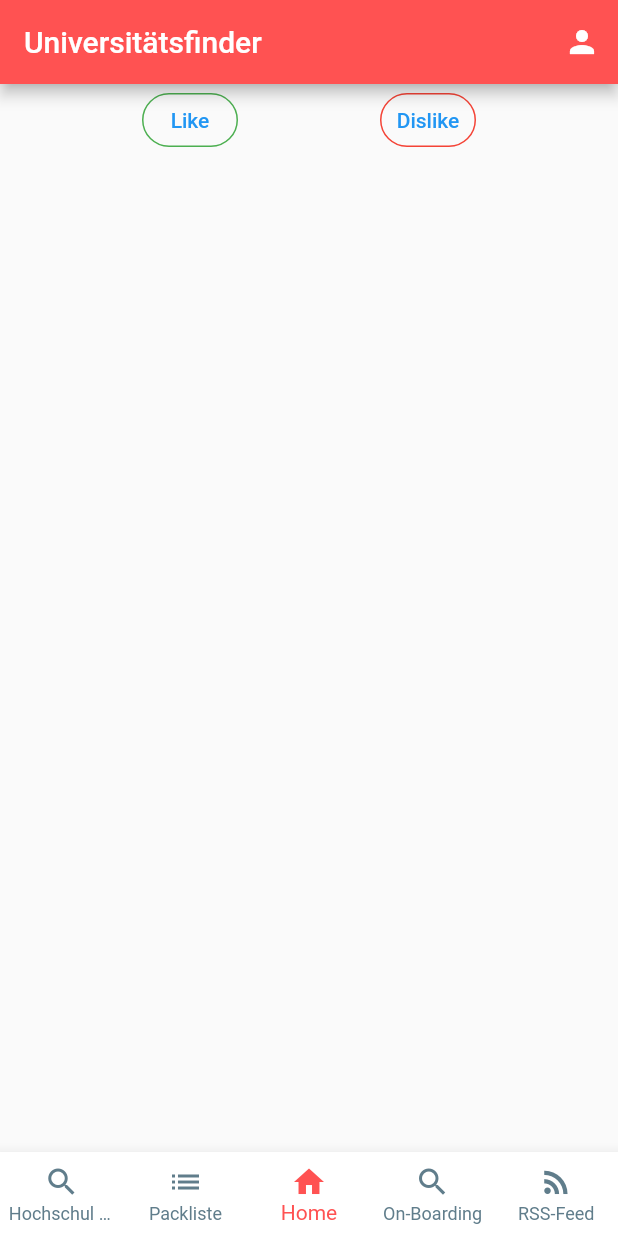
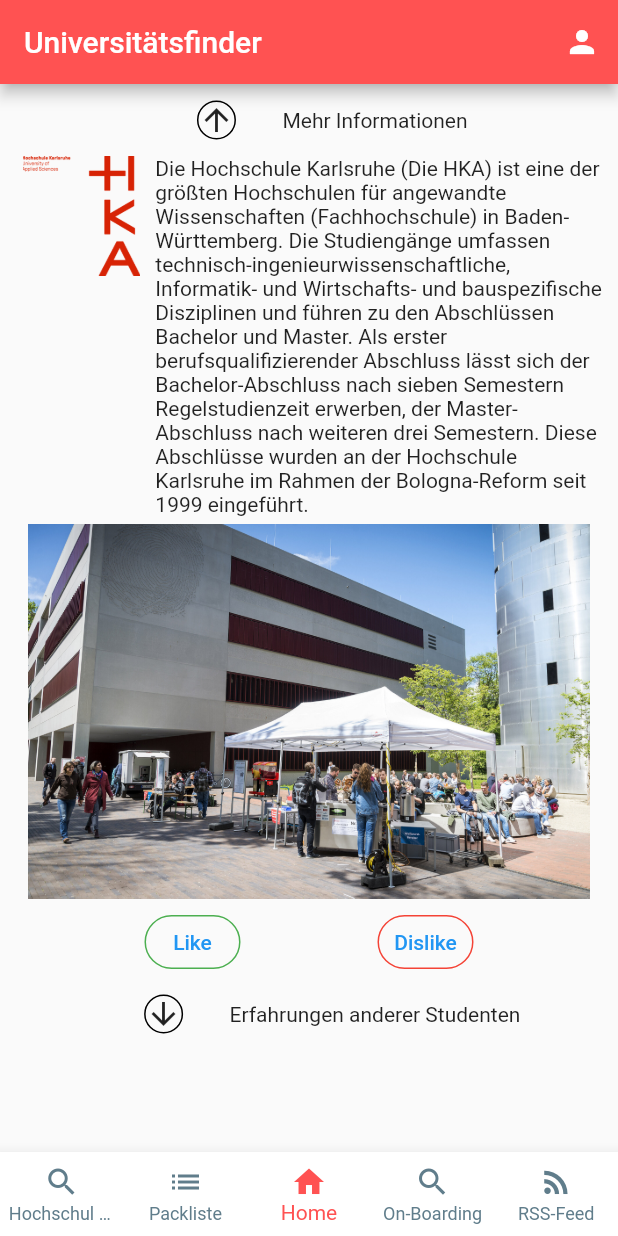
Before and after one commit to RaJoBra/UniPaiSity, a Flutter app: the Universities screen opened directly, on a phone screen of 412 x 824 dp. Run offline on Flutter 3.47's test engine with Material 2 defaults, Android fonts, the phone set to English and light mode, and no system bars; our stand-ins replace cached_network_image, flutter_html, ionicons; missing offline and left inert: webfeed; network calls fail.

Commit message:
Implemented static university page

```diff
--- a/uniparcity/lib/Profil/ProfileForm.dart
+++ b/uniparcity/lib/Profil/ProfileForm.dart
@@ -132,7 +132,7 @@ class Profilform extends StatelessWidget {
                       eMailAdress: mailController.text,
                     );
 
-                    String id = await handler.createStudent(CreateStudent);
+                    // String id = await handler.createStudent(CreateStudent);
 
                     sleep(const Duration(seconds:2));
 
--- a/uniparcity/lib/Profil/profil.dart
+++ b/uniparcity/lib/Profil/profil.dart
@@ -81,7 +81,7 @@ class _ProfilState extends State<Profil> {
               mainAxisAlignment: MainAxisAlignment.spaceAround,
               children: [
                 FutureBuilder<Student>(
-                  future: handler.getStudentWithId(),
+                  // future: handler.getStudentWithId(),
                   builder: (context, snapshot) {
                     if (snapshot.data == null) {
                       return Container(
--- a/uniparcity/lib/University/universities.dart
+++ b/uniparcity/lib/University/universities.dart
@@ -46,48 +46,130 @@ class _UniversitiesState extends State<Universities> {
                 MaterialPageRoute(builder: (context) => const Profil()),
               );
             },
-            icon: Icon(Icons.person),
+            icon: const Icon(Icons.person),
           ),
         ],
       ),
-      body: Column(
-
-        children: [
-          Column(
-            mainAxisAlignment: MainAxisAlignment.end,
+      body: SingleChildScrollView(
+        child: Padding(
+          padding: const EdgeInsets.symmetric(horizontal: 5, vertical: 0),
+          child: Column(
             children: [
               Row(
+                mainAxisAlignment: MainAxisAlignment.center,
+                children: [
+                  MaterialButton(
+                    onPressed: () {},
+                    child: Ink(
+                      decoration: BoxDecoration(
+                        border:
+                        Border.all(color: Colors.black, width: 1.0),
+                        shape: BoxShape.circle,
+                      ),
+                      child: const Icon(Icons.arrow_upward),
+                    ),
+                  ),
+                  Row(
+                    crossAxisAlignment: CrossAxisAlignment.center,
+                    children: const [
+                      Text('Mehr Informationen')
+                    ],
+                  )
+                ],
+              ),
+              Padding(
+                padding: EdgeInsets.symmetric(vertical: 0, horizontal: 0),
+                child: Row(
+                  mainAxisAlignment: MainAxisAlignment.center,
+                  crossAxisAlignment: CrossAxisAlignment.start,
+                  children: [
+                    Padding(
+                        padding: const EdgeInsets.symmetric(horizontal: 10),
+                        child: Image.asset('assets/HKA_Logo_Gesamt-v_RGB.png',
+                            height: 80)),
+                    const Flexible(
+                      child: Text('Die Hochschule Karlsruhe (Die HKA) ist eine '
+                          'der größten Hochschulen für angewandte Wissenschaften '
+                          '(Fachhochschule) in Baden-Württemberg. '
+                          'Die Studiengänge umfassen technisch-ingenieurwissenschaftliche, '
+                          'Informatik- und Wirtschafts- und bauspezifische Disziplinen '
+                          'und führen zu den Abschlüssen Bachelor und Master. '
+                          'Als erster berufsqualifizierender Abschluss lässt sich '
+                          'der Bachelor-Abschluss nach sieben Semestern '
+                          'Regelstudienzeit erwerben, der Master-Abschluss nach '
+                          'weiteren drei Semestern. Diese Abschlüsse wurden an der '
+                          'Hochschule Karlsruhe im Rahmen der Bologna-Reform '
+                          'seit 1999 eingeführt.'),
+                    )
+                  ],
+                ),
+              ),
+              Padding(
+                padding: EdgeInsets.symmetric(vertical: 5),
+                child: Row(
+                  mainAxisAlignment: MainAxisAlignment.center,
+                  children: [
+                    Image.asset(
+                        'assets/hochschule-karlsruhe-technik-wirtschaft.jpg',
+                        height: 250),
+                  ],
+                ),
+              ),
+              Row(
                 mainAxisAlignment: MainAxisAlignment.spaceEvenly,
+                crossAxisAlignment: CrossAxisAlignment.end,
                 children: [
                   TextButton(
                     style: ButtonStyle(
                       shape: MaterialStateProperty.all<RoundedRectangleBorder>(
                         RoundedRectangleBorder(
-                            borderRadius: BorderRadius.circular(18.0),
-                            side: BorderSide(color: Colors.green)),
+                            borderRadius: BorderRadius.circular(30.0),
+                            side: const BorderSide(color: Colors.green)),
                       ),
                     ),
                     onPressed: () {},
-                    child: Text('Like'),
+                    child: const Text('Like'),
                   ),
                   TextButton(
                     style: ButtonStyle(
                       shape: MaterialStateProperty.all<RoundedRectangleBorder>(
                         RoundedRectangleBorder(
-                            borderRadius: BorderRadius.circular(18.0),
-                            side: BorderSide(color: Colors.red)),
+                            borderRadius: BorderRadius.circular(30.0),
+                            side: const BorderSide(color: Colors.red)),
                       ),
                     ),
                     onPressed: () {},
-                    child: Text('Dislike'),
+                    child: const Text('Dislike'),
                   ),
+                ],
+              ),
+              Row(
+                mainAxisAlignment: MainAxisAlignment.center,
+                children: [
+                  MaterialButton(
+                    onPressed: () {},
+                    child: Ink(
+                      decoration: BoxDecoration(
+                        border:
+                        Border.all(color: Colors.black, width: 1.0),
+                        shape: BoxShape.circle,
+                      ),
+                      child: const Icon(Icons.arrow_downward),
+                    ),
+                  ),
+                  Row(
+                    crossAxisAlignment: CrossAxisAlignment.center,
+                    children: const [
+                      Text('Erfahrungen anderer Studenten')
+                    ],
+                  )
                 ],
               ),
             ],
           ),
-        ],
+        ),
       ),
-      bottomNavigationBar: CustomBottomNavBar(),
+      bottomNavigationBar: const CustomBottomNavBar(),
     );
   }
 }
--- a/uniparcity/pubspec.yaml
+++ b/uniparcity/pubspec.yaml
@@ -75,6 +75,8 @@ flutter:
     - assets/universitaet_darmstadt.jpg
     - assets/Koffer-packen.jpg
     - assets/Zeitung.jpg
+    - assets/hochschule-karlsruhe-technik-wirtschaft.jpg
+    - assets/HKA_Logo_Gesamt-v_RGB.png
   # An image asset can refer to one or more resolution-specific "variants", see
   # https://flutter.dev/assets-and-images/#resolution-aware
 
```
Also changed, not shown: uniparcity/assets/HKA_Logo_Gesamt-v_RGB.png (added), uniparcity/assets/Koffer-packen.jpg (added), uniparcity/assets/Zeitung.jpg (added), uniparcity/assets/hochschule-karlsruhe-technik-wirtschaft.jpg (added).
